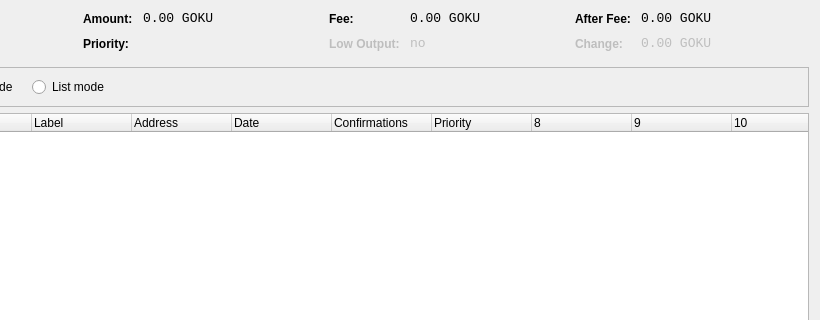
Old version of the form src/qt/forms/coincontroldialog.ui in the repository spikecoin/SpikeCoin; both pictures show x 180 to 1000 and y 0 to 320 of the 1000 by 500 pixel window.
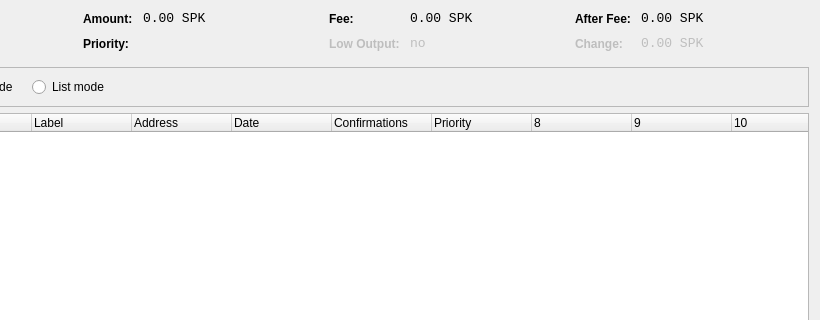
New version of the form. Custom widgets are drawn as their Qt base class.

Diff of the .ui file:
```diff
--- a/src/qt/forms/coincontroldialog.ui
+++ b/src/qt/forms/coincontroldialog.ui
@@ -141,7 +141,7 @@
           <enum>Qt::ActionsContextMenu</enum>
          </property>
          <property name="text">
-          <string notr="true">0.00 GOKU</string>
+          <string notr="true">0.00 SPK</string>
          </property>
          <property name="textInteractionFlags">
           <set>Qt::LinksAccessibleByMouse|Qt::TextSelectableByKeyboard|Qt::TextSelectableByMouse</set>
@@ -221,7 +221,7 @@
           <enum>Qt::ActionsContextMenu</enum>
          </property>
          <property name="text">
-          <string notr="true">0.00 GOKU</string>
+          <string notr="true">0.00 SPK</string>
          </property>
          <property name="textInteractionFlags">
           <set>Qt::LinksAccessibleByMouse|Qt::TextSelectableByKeyboard|Qt::TextSelectableByMouse</set>
@@ -307,7 +307,7 @@
           <enum>Qt::ActionsContextMenu</enum>
          </property>
          <property name="text">
-          <string notr="true">0.00 GOKU</string>
+          <string notr="true">0.00 SPK</string>
          </property>
          <property name="textInteractionFlags">
           <set>Qt::LinksAccessibleByMouse|Qt::TextSelectableByKeyboard|Qt::TextSelectableByMouse</set>
@@ -345,7 +345,7 @@
           <enum>Qt::ActionsContextMenu</enum>
          </property>
          <property name="text">
-          <string notr="true">0.00 GOKU</string>
+          <string notr="true">0.00 SPK</string>
          </property>
          <property name="textInteractionFlags">
           <set>Qt::LinksAccessibleByMouse|Qt::TextSelectableByKeyboard|Qt::TextSelectableByMouse</set>
```
